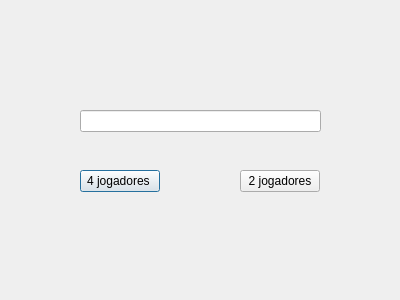
Above: Truco/Jogo_Truco/name.ui from gianricardo/prog3 before the change. Below: the same form after it.
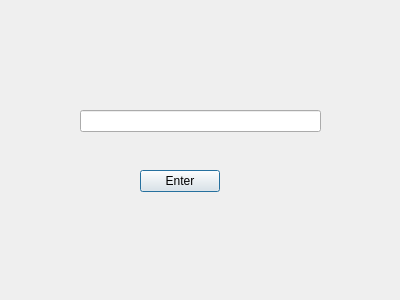
That is the form after the change.

The edit to the form file:
```diff
--- a/Truco/Jogo_Truco/name.ui
+++ b/Truco/Jogo_Truco/name.ui
@@ -29,27 +29,14 @@
   <widget class="QPushButton" name="pushButton">
    <property name="geometry">
     <rect>
-     <x>80</x>
+     <x>140</x>
      <y>170</y>
      <width>80</width>
      <height>22</height>
     </rect>
    </property>
    <property name="text">
-    <string>4 jogadores </string>
-   </property>
-  </widget>
-  <widget class="QPushButton" name="pushButton_2">
-   <property name="geometry">
-    <rect>
-     <x>240</x>
-     <y>170</y>
-     <width>80</width>
-     <height>22</height>
-    </rect>
-   </property>
-   <property name="text">
-    <string>2 jogadores</string>
+    <string>Enter</string>
    </property>
   </widget>
  </widget>
```
